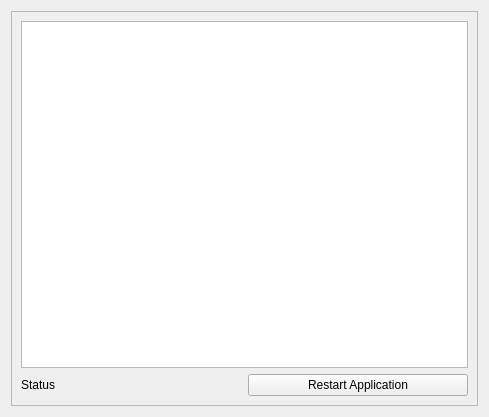
Before: the Qt Designer form assets/ui_files/pluginManager.ui in compix/MetadataManager, drawn with Qt 5.
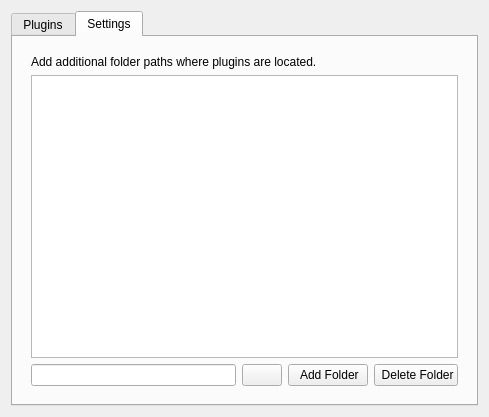
After: the same form once the commit is applied. The open tabs and pages were chosen to show the change. Icons and pictures are not drawn.

Commit message: Specify additional plugin folders

What changed in the file:
```diff
--- a/assets/ui_files/pluginManager.ui
+++ b/assets/ui_files/pluginManager.ui
@@ -15,6 +15,54 @@
   </property>
   <layout class="QVBoxLayout" name="verticalLayout">
    <item>
+    <widget class="QTabWidget" name="tabWidget">
+     <property name="currentIndex">
+      <number>0</number>
+     </property>
+     <widget class="QWidget" name="tab">
+      <attribute name="title">
+       <string>Plugins</string>
+      </attribute>
+      <layout class="QVBoxLayout" name="verticalLayout_3">
+       <item>
+        <widget class="QFrame" name="frame_4">
+         <property name="frameShape">
+          <enum>QFrame::NoFrame</enum>
+         </property>
+         <property name="frameShadow">
+          <enum>QFrame::Raised</enum>
+         </property>
+         <layout class="QHBoxLayout" name="horizontalLayout_3">
+          <property name="leftMargin">
+           <number>0</number>
+          </property>
+          <property name="topMargin">
+           <number>0</number>
+          </property>
+          <property name="rightMargin">
+           <number>0</number>
+          </property>
+          <property name="bottomMargin">
+           <number>0</number>
+          </property>
+          <item>
+           <widget class="QLineEdit" name="pluginsFilterEdit"/>
+          </item>
+          <item>
+           <widget class="QPushButton" name="refreshPluginsButton">
+            <property name="text">
+             <string/>
+            </property>
+            <property name="icon">
+             <iconset resource="../resource_files/resources.qrc">
+              <normaloff>:/icons/refresh.png</normaloff>:/icons/refresh.png</iconset>
+            </property>
+           </widget>
+          </item>
+         </layout>
+        </widget>
+       </item>
+       <item>
     <widget class="QFrame" name="frame">
      <property name="frameShape">
       <enum>QFrame::StyledPanel</enum>
@@ -23,6 +71,18 @@
       <enum>QFrame::Raised</enum>
      </property>
      <layout class="QVBoxLayout" name="verticalLayout_2">
+          <property name="leftMargin">
+           <number>0</number>
+          </property>
+          <property name="topMargin">
+           <number>0</number>
+          </property>
+          <property name="rightMargin">
+           <number>0</number>
+          </property>
+          <property name="bottomMargin">
+           <number>0</number>
+          </property>
       <item>
        <widget class="QTableWidget" name="pluginTableWidget">
         <property name="styleSheet">
@@ -40,13 +100,13 @@
         </property>
         <layout class="QHBoxLayout" name="horizontalLayout">
          <property name="leftMargin">
-          <number>0</number>
+              <number>9</number>
          </property>
          <property name="topMargin">
           <number>0</number>
          </property>
          <property name="rightMargin">
-          <number>0</number>
+              <number>9</number>
          </property>
          <property name="bottomMargin">
           <number>0</number>
@@ -73,6 +133,81 @@
    </item>
   </layout>
  </widget>
- <resources/>
+     <widget class="QWidget" name="tab_2">
+      <attribute name="title">
+       <string>Settings</string>
+      </attribute>
+      <layout class="QVBoxLayout" name="verticalLayout_4">
+       <item>
+        <widget class="QFrame" name="frame_3">
+         <property name="frameShape">
+          <enum>QFrame::NoFrame</enum>
+         </property>
+         <property name="frameShadow">
+          <enum>QFrame::Raised</enum>
+         </property>
+         <layout class="QVBoxLayout" name="verticalLayout_5">
+          <item>
+           <widget class="QLabel" name="label">
+            <property name="text">
+             <string>Add additional folder paths where plugins are located.</string>
+            </property>
+           </widget>
+          </item>
+          <item>
+           <widget class="QListView" name="pluginsFoldersListView"/>
+          </item>
+          <item>
+           <layout class="QHBoxLayout" name="horizontalLayout_2">
+            <item>
+             <widget class="QLineEdit" name="pluginsFolderEdit"/>
+            </item>
+            <item>
+             <widget class="QPushButton" name="pathSelectButton">
+              <property name="text">
+               <string/>
+              </property>
+              <property name="icon">
+               <iconset resource="../resource_files/resources.qrc">
+                <normaloff>:/icons/folder.png</normaloff>:/icons/folder.png</iconset>
+              </property>
+             </widget>
+            </item>
+            <item>
+             <widget class="QPushButton" name="addFolderButton">
+              <property name="text">
+               <string> Add Folder</string>
+              </property>
+              <property name="icon">
+               <iconset resource="../resource_files/resources.qrc">
+                <normaloff>:/icons/plus.png</normaloff>:/icons/plus.png</iconset>
+              </property>
+             </widget>
+            </item>
+            <item>
+             <widget class="QPushButton" name="deleteFolderButton">
+              <property name="text">
+               <string> Delete Folder</string>
+              </property>
+              <property name="icon">
+               <iconset resource="../resource_files/resources.qrc">
+                <normaloff>:/icons/delete.png</normaloff>:/icons/delete.png</iconset>
+              </property>
+             </widget>
+            </item>
+           </layout>
+          </item>
+         </layout>
+        </widget>
+       </item>
+      </layout>
+     </widget>
+    </widget>
+   </item>
+  </layout>
+ </widget>
+ <resources>
+  <include location="../resource_files/resources.qrc"/>
+ </resources>
  <connections/>
 </ui>
```
Lines whose indentation alone changed are shown as unchanged. The commit also changes 3 other files.
